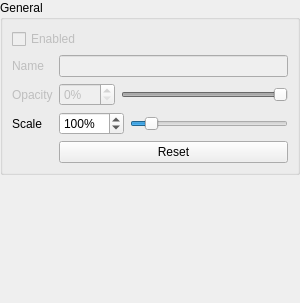
Above: src/LayerWidget.ui from ManiVaultStudio/ImageViewerPlugin before the change. Below: the same form after it.
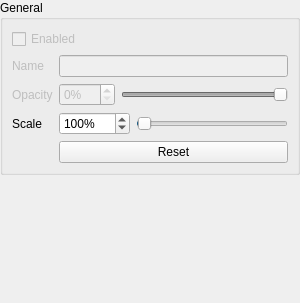
That is the form after the change. Custom widgets are drawn as their Qt base class.

Patch:
```diff
--- a/src/LayerWidget.ui
+++ b/src/LayerWidget.ui
@@ -223,7 +223,7 @@
              <number>0</number>
             </property>
             <property name="maximum">
-             <double>1000.000000000000000</double>
+             <double>10000.000000000000000</double>
             </property>
             <property name="singleStep">
              <double>10.000000000000000</double>
@@ -236,7 +236,7 @@
           <item>
            <widget class="QSlider" name="scaleHorizontalSlider">
             <property name="maximum">
-             <number>1000</number>
+             <number>10000</number>
             </property>
             <property name="value">
              <number>100</number>
```
